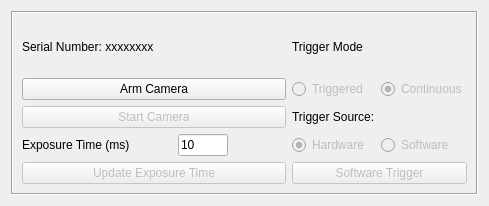
Old version of the form ui_components/cameracontrolwidget.ui in the repository jagerber48/jkam_e6.
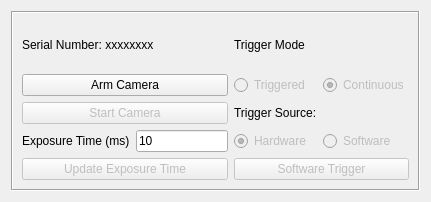
New version of the form.

What changed in the file:
```diff
--- a/ui_components/cameracontrolwidget.ui
+++ b/ui_components/cameracontrolwidget.ui
@@ -6,8 +6,8 @@
    <rect>
     <x>0</x>
     <y>0</y>
-    <width>489</width>
-    <height>206</height>
+    <width>431</width>
+    <height>202</height>
    </rect>
   </property>
   <layout class="QGridLayout" name="gridLayout">
@@ -137,28 +137,16 @@
        </widget>
       </item>
       <item row="3" column="0">
-       <layout class="QFormLayout" name="exposure_formLayout">
-        <item row="0" column="0">
+       <layout class="QHBoxLayout" name="horizontalLayout">
+        <item>
          <widget class="QLabel" name="exposure_label">
-          <property name="minimumSize">
-           <size>
-            <width>150</width>
-            <height>0</height>
-           </size>
-          </property>
           <property name="text">
            <string>Exposure Time (ms)</string>
           </property>
          </widget>
         </item>
-        <item row="0" column="1">
+        <item>
          <widget class="QLineEdit" name="exposure_lineEdit">
-          <property name="maximumSize">
-           <size>
-            <width>50</width>
-            <height>16777215</height>
-           </size>
-          </property>
           <property name="text">
            <string>10</string>
           </property>
```
Left out of the diff: 100 changed lines with no effect on the pictures.
